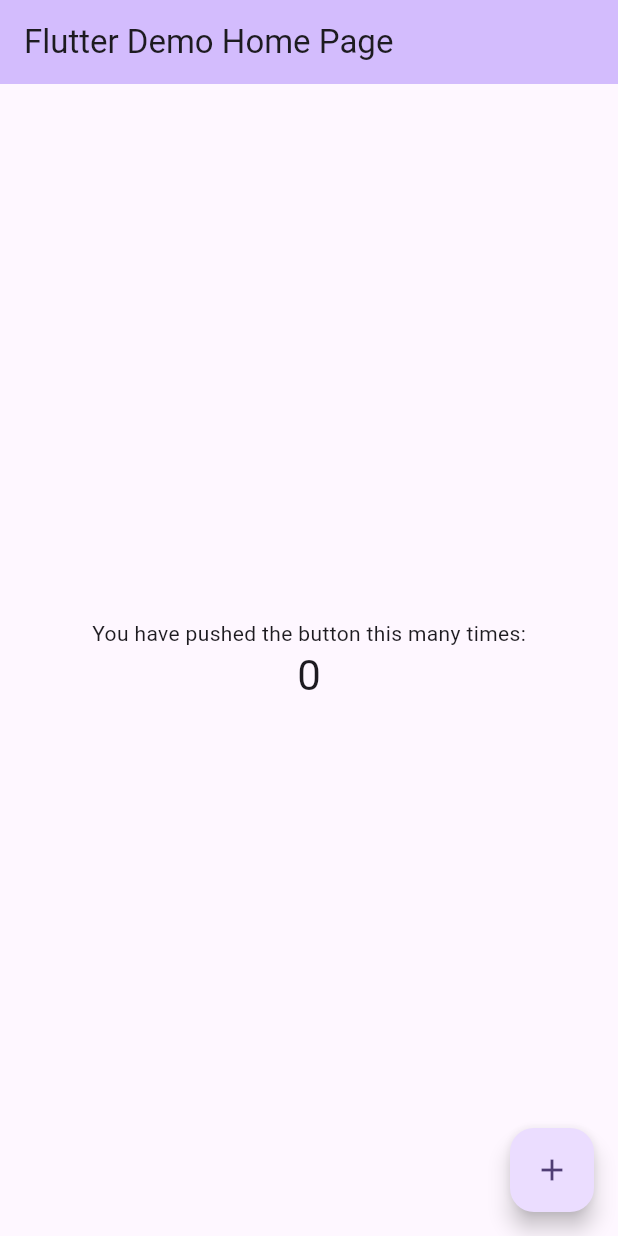
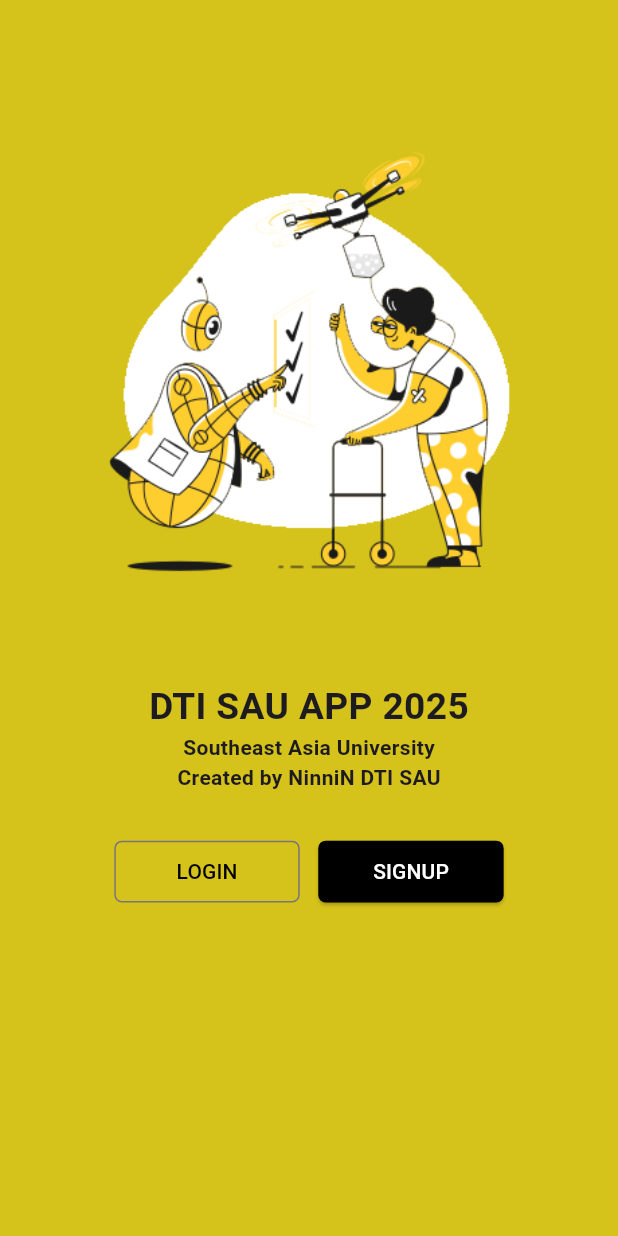
Before and after one commit to Tewan0/dti_sau_project, a Flutter app: the screen it shows after launch, on a phone screen of 412 x 824 dp. Run offline on Flutter 3.47's test engine with Material 3 defaults, Android fonts, the phone set to English and light mode, and no system bars.

Commit message:
v.2 welcomeUI Complete

```diff
--- a/lib/main.dart
+++ b/lib/main.dart
@@ -1,125 +1,27 @@
+import 'package:dti_sau_project/views/welcome_ui.dart';
 import 'package:flutter/material.dart';
 
-void main() {
-  runApp(const MyApp());
+void main(){
+  runApp(
+    //เรียกใช้งานคลาสที่เรียกใช้ widget หลักของแอปฯ MaterialApp()
+    DtiSau(),
+
+  );
+}
+//------------------------------------------
+class DtiSau extends StatefulWidget {
+  const DtiSau({super.key});
+
+  @override
+  State<DtiSau> createState() => _DtiSauState();
 }
 
-class MyApp extends StatelessWidget {
-  const MyApp({super.key});
-
-  // This widget is the root of your application.
+class _DtiSauState extends State<DtiSau> {
   @override
   Widget build(BuildContext context) {
     return MaterialApp(
-      title: 'Flutter Demo',
-      theme: ThemeData(
-        // This is the theme of your application.
-        //
-        // TRY THIS: Try running your application with "flutter run". You'll see
-        // the application has a purple toolbar. Then, without quitting the app,
-        // try changing the seedColor in the colorScheme below to Colors.green
-        // and then invoke "hot reload" (save your changes or press the "hot
-        // reload" button in a Flutter-supported IDE, or press "r" if you used
-        // the command line to start the app).
-        //
-        // Notice that the counter didn't reset back to zero; the application
-        // state is not lost during the reload. To reset the state, use hot
-        // restart instead.
-        //
-        // This works for code too, not just values: Most code changes can be
-        // tested with just a hot reload.
-        colorScheme: ColorScheme.fromSeed(seedColor: Colors.deepPurple),
-        useMaterial3: true,
-      ),
-      home: const MyHomePage(title: 'Flutter Demo Home Page'),
+      debugShowCheckedModeBanner: false,
+      home: welcomeUI(),//เรียกหน้าจอแรก
     );
   }
 }
-
-class MyHomePage extends StatefulWidget {
-  const MyHomePage({super.key, required this.title});
-
-  // This widget is the home page of your application. It is stateful, meaning
-  // that it has a State object (defined below) that contains fields that affect
-  // how it looks.
-
-  // This class is the configuration for the state. It holds the values (in this
-  // case the title) provided by the parent (in this case the App widget) and
-  // used by the build method of the State. Fields in a Widget subclass are
-  // always marked "final".
-
-  final String title;
-
-  @override
-  State<MyHomePage> createState() => _MyHomePageState();
-}
-
-class _MyHomePageState extends State<MyHomePage> {
-  int _counter = 0;
-
-  void _incrementCounter() {
-    setState(() {
-      // This call to setState tells the Flutter framework that something has
-      // changed in this State, which causes it to rerun the build method below
-      // so that the display can reflect the updated values. If we changed
-      // _counter without calling setState(), then the build method would not be
-      // called again, and so nothing would appear to happen.
-      _counter++;
-    });
-  }
-
-  @override
-  Widget build(BuildContext context) {
-    // This method is rerun every time setState is called, for instance as done
-    // by the _incrementCounter method above.
-    //
-    // The Flutter framework has been optimized to make rerunning build methods
-    // fast, so that you can just rebuild anything that needs updating rather
-    // than having to individually change instances of widgets.
-    return Scaffold(
-      appBar: AppBar(
-        // TRY THIS: Try changing the color here to a specific color (to
-        // Colors.amber, perhaps?) and trigger a hot reload to see the AppBar
-        // change color while the other colors stay the same.
-        backgroundColor: Theme.of(context).colorScheme.inversePrimary,
-        // Here we take the value from the MyHomePage object that was created by
-        // the App.build method, and use it to set our appbar title.
-        title: Text(widget.title),
-      ),
-      body: Center(
-        // Center is a layout widget. It takes a single child and positions it
-        // in the middle of the parent.
-        child: Column(
-          // Column is also a layout widget. It takes a list of children and
-          // arranges them vertically. By default, it sizes itself to fit its
-          // children horizontally, and tries to be as tall as its parent.
-          //
-          // Column has various properties to control how it sizes itself and
-          // how it positions its children. Here we use mainAxisAlignment to
-          // center the children vertically; the main axis here is the vertical
-          // axis because Columns are vertical (the cross axis would be
-          // horizontal).
-          //
-          // TRY THIS: Invoke "debug painting" (choose the "Toggle Debug Paint"
-          // action in the IDE, or press "p" in the console), to see the
-          // wireframe for each widget.
-          mainAxisAlignment: MainAxisAlignment.center,
-          children: <Widget>[
-            const Text(
-              'You have pushed the button this many times:',
-            ),
-            Text(
-              '$_counter',
-              style: Theme.of(context).textTheme.headlineMedium,
-            ),
-          ],
-        ),
-      ),
-      floatingActionButton: FloatingActionButton(
-        onPressed: _incrementCounter,
-        tooltip: 'Increment',
-        child: const Icon(Icons.add),
-      ), // This trailing comma makes auto-formatting nicer for build methods.
-    );
-  }
-}
--- /dev/null
+++ b/lib/views/login_ui.dart
@@ -0,0 +1,15 @@
+import 'package:flutter/material.dart';
+
+class loginUI extends StatefulWidget {
+  const loginUI({super.key});
+
+  @override
+  State<loginUI> createState() => _loginUIState();
+}
+
+class _loginUIState extends State<loginUI> {
+  @override
+  Widget build(BuildContext context) {
+    return Scaffold();
+  }
+}
--- /dev/null
+++ b/lib/views/signup_ui.dart
@@ -0,0 +1,15 @@
+import 'package:flutter/material.dart';
+
+class signupUI extends StatefulWidget {
+  const signupUI({super.key});
+
+  @override
+  State<signupUI> createState() => _signupUIState();
+}
+
+class _signupUIState extends State<signupUI> {
+  @override
+  Widget build(BuildContext context) {
+    return Scaffold();
+  }
+}
--- /dev/null
+++ b/lib/views/welcome_ui.dart
@@ -0,0 +1,102 @@
+// ignore_for_file: prefer_const_constructors, sort_child_properties_last
+
+import 'package:flutter/material.dart';
+
+class welcomeUI extends StatefulWidget {
+  const welcomeUI({super.key});
+
+  @override
+  State<welcomeUI> createState() => _welcomeUIState();
+}
+
+class _welcomeUIState extends State<welcomeUI> {
+  @override
+  Widget build(BuildContext context) {
+    return Scaffold(
+      backgroundColor: Color.fromARGB(255, 213, 194, 27),
+      body: Center(
+        child: Column(
+          children: [
+            SizedBox(
+              height: MediaQuery.of(context).size.height * 0.1,
+            ),
+            Image.asset(
+              "assets/images/logo.png",
+              width: MediaQuery.of(context).size.width * 0.8,
+            ),
+            SizedBox(
+              height: MediaQuery.of(context).size.height * 0.05,
+            ),
+            Text(
+              'DTI SAU APP 2025',
+              style: TextStyle(
+                fontSize: MediaQuery.of(context).size.height * 0.03,
+                fontWeight: FontWeight.bold,
+              ),
+            ),
+            Text(
+              'Southeast Asia University',
+              style: TextStyle(
+                fontWeight: FontWeight.bold,
+              ),
+            ),
+            Text(
+              'Created by NinniN DTI SAU',
+              style: TextStyle(
+                fontWeight: FontWeight.bold,
+              ),
+            ),
+            SizedBox(
+              height: MediaQuery.of(context).size.height * 0.035,
+            ),
+            Row(
+              mainAxisAlignment: MainAxisAlignment.center,
+              children: [
+                OutlinedButton(
+                  onPressed: () {},
+                  child: Text(
+                    'LOGIN',
+                    style: TextStyle(
+                      color: Colors.black,
+                    ),
+                  ),
+                  style: OutlinedButton.styleFrom(
+                    fixedSize: Size(
+                      MediaQuery.of(context).size.width * 0.3,
+                      MediaQuery.of(context).size.height * 0.05,
+                    ),
+                    shape: RoundedRectangleBorder(
+                      borderRadius: BorderRadius.circular(5.0),
+                    ),
+                  ),
+                ),
+                SizedBox(
+                  width: MediaQuery.of(context).size.width * 0.03,
+                ),
+                ElevatedButton(
+                  onPressed: () {},
+                  child: Text(
+                    'SIGNUP',
+                    style: TextStyle(
+                      color: Colors.white,
+                    ),
+                    ),
+                  style: ElevatedButton.styleFrom(
+                    backgroundColor: Colors.black,
+                    fixedSize: Size(
+                      MediaQuery.of(context).size.width * 0.3,
+                      MediaQuery.of(context).size.height * 0.05,
+                    ),
+                    shape: RoundedRectangleBorder(
+                      borderRadius: BorderRadius.circular(5.0),
+                    ),
+                  ),
+                ),
+              ],
+            )
+          ],
+        ),
+      ),
+    );
+  }
+}
```
